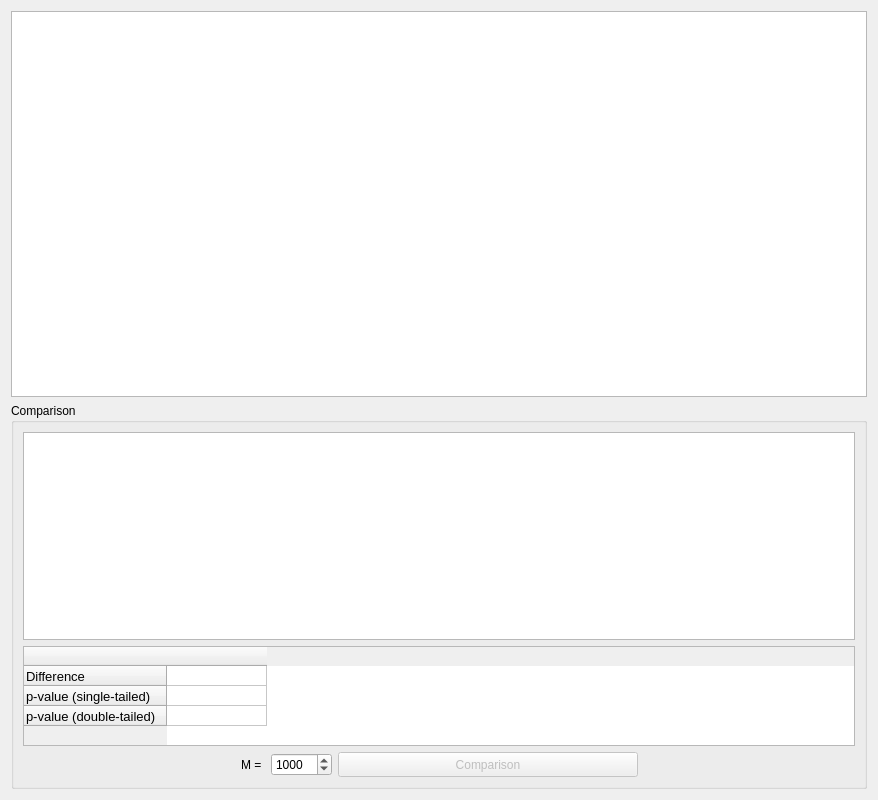
softmatterlab/Braph-2.0-Python, file braphy/gui/ui_files/group_averages_widget.ui: the form before one commit.
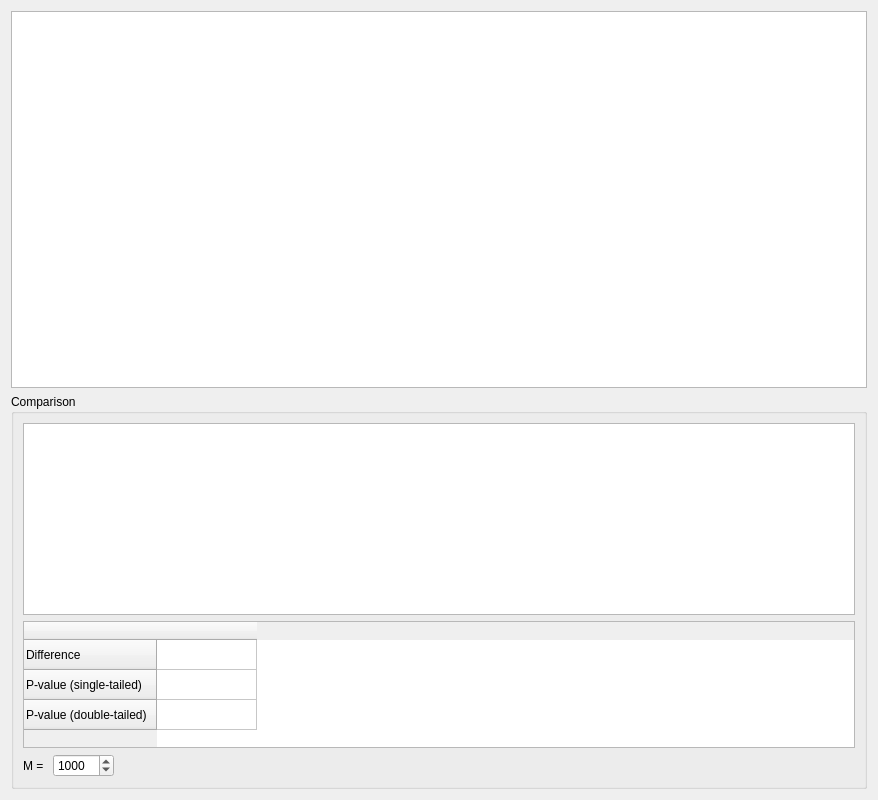
The form after the commit.

Commit message: Remove comparison button

```diff
--- a/braphy/gui/ui_files/group_averages_widget.ui
+++ b/braphy/gui/ui_files/group_averages_widget.ui
@@ -42,7 +42,7 @@
       <item>
        <widget class="QTableWidget" name="tableWidget_comparison">
         <property name="sizePolicy">
-         <sizepolicy hsizetype="Expanding" vsizetype="Maximum">
+         <sizepolicy hsizetype="Expanding" vsizetype="Fixed">
           <horstretch>0</horstretch>
           <verstretch>0</verstretch>
          </sizepolicy>
@@ -50,35 +50,9 @@
         <property name="maximumSize">
          <size>
           <width>16777215</width>
-          <height>100</height>
+          <height>127</height>
          </size>
         </property>
-        <property name="font">
-         <font>
-          <pointsize>10</pointsize>
-         </font>
-        </property>
-        <property name="showGrid">
-         <bool>true</bool>
-        </property>
-        <attribute name="horizontalHeaderCascadingSectionResizes">
-         <bool>false</bool>
-        </attribute>
-        <attribute name="verticalHeaderCascadingSectionResizes">
-         <bool>false</bool>
-        </attribute>
-        <attribute name="verticalHeaderDefaultSectionSize">
-         <number>20</number>
-        </attribute>
-        <attribute name="verticalHeaderHighlightSections">
-         <bool>true</bool>
-        </attribute>
-        <attribute name="verticalHeaderShowSortIndicator" stdset="0">
-         <bool>false</bool>
-        </attribute>
-        <attribute name="verticalHeaderStretchLastSection">
-         <bool>false</bool>
-        </attribute>
         <row>
          <property name="text">
           <string>Difference</string>
@@ -86,12 +60,12 @@
         </row>
         <row>
          <property name="text">
-          <string>p-value (single-tailed)</string>
+          <string>P-value (single-tailed)</string>
          </property>
         </row>
         <row>
          <property name="text">
-          <string>p-value (double-tailed)</string>
+          <string>P-value (double-tailed)</string>
          </property>
         </row>
         <column>
@@ -106,19 +80,6 @@
         <property name="rightMargin">
          <number>0</number>
         </property>
-        <item>
-         <spacer name="horizontalSpacer_9">
-          <property name="orientation">
-           <enum>Qt::Horizontal</enum>
-          </property>
-          <property name="sizeHint" stdset="0">
-           <size>
-            <width>40</width>
-            <height>15</height>
-           </size>
-          </property>
-         </spacer>
-        </item>
         <item>
          <widget class="QLabel" name="label_3">
           <property name="text">
@@ -136,31 +97,6 @@
           </property>
          </widget>
         </item>
-        <item>
-         <widget class="QPushButton" name="btnComparison">
-          <property name="enabled">
-           <bool>false</bool>
-          </property>
-          <property name="sizePolicy">
-           <sizepolicy hsizetype="Fixed" vsizetype="Fixed">
-            <horstretch>0</horstretch>
-            <verstretch>0</verstretch>
-           </sizepolicy>
-          </property>
-          <property name="minimumSize">
-           <size>
-            <width>300</width>
-            <height>25</height>
-           </size>
-          </property>
-          <property name="layoutDirection">
-           <enum>Qt::RightToLeft</enum>
-          </property>
-          <property name="text">
-           <string>Comparison</string>
-          </property>
-         </widget>
-        </item>
         <item>
          <spacer name="horizontalSpacer_10">
           <property name="orientation">
```
The commit also changes 2 other files.
